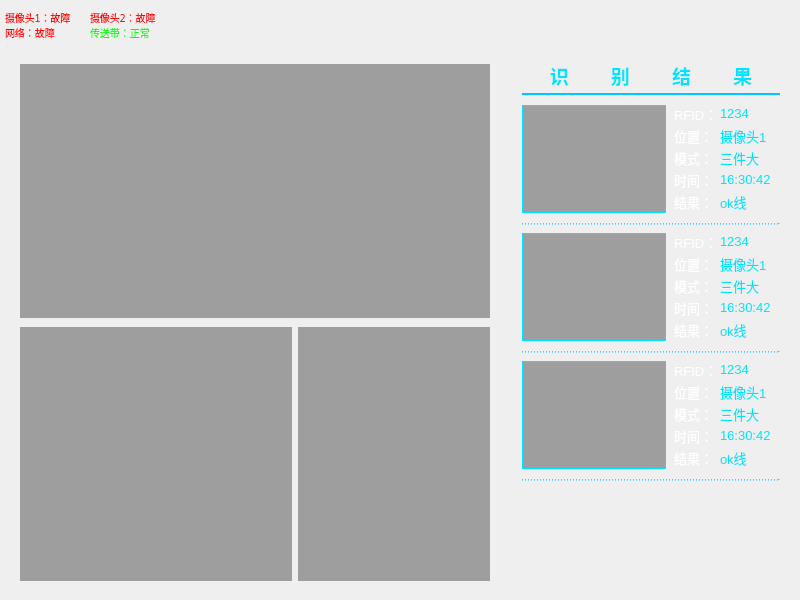
Above: ReviewBoxClient/mainwindow.ui from 17719543022/ReviewBoxClient before the change. Below: the same form after it.
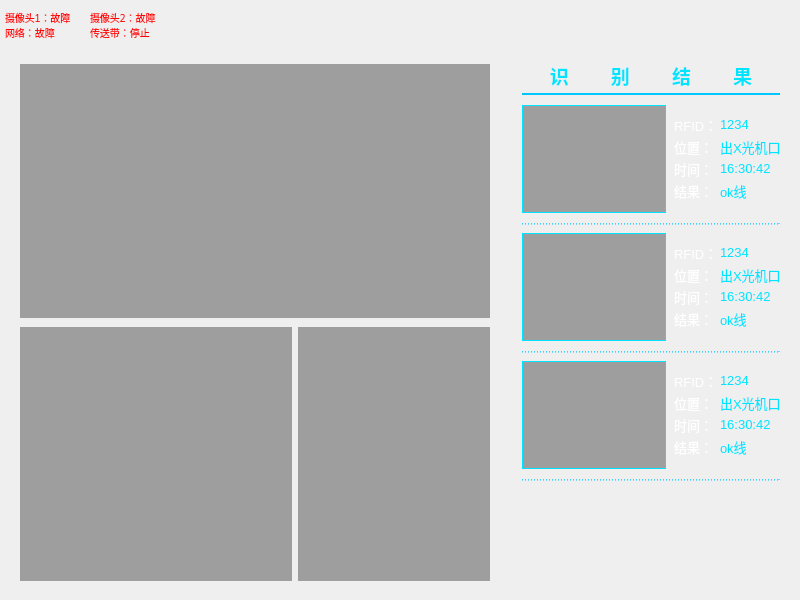
That is the form after the change. Icons and pictures are not drawn. Custom widgets are drawn as their Qt base class.

```diff
--- a/ReviewBoxClient/mainwindow.ui
+++ b/ReviewBoxClient/mainwindow.ui
@@ -175,7 +175,7 @@
       <property name="geometry">
        <rect>
         <x>164</x>
-        <y>0</y>
+        <y>11</y>
         <width>40</width>
         <height>17</height>
        </rect>
@@ -196,7 +196,7 @@
       <property name="geometry">
        <rect>
         <x>210</x>
-        <y>0</y>
+        <y>11</y>
         <width>60</width>
         <height>17</height>
        </rect>
@@ -217,7 +217,7 @@
       <property name="geometry">
        <rect>
         <x>164</x>
-        <y>22</y>
+        <y>33</y>
         <width>40</width>
         <height>17</height>
        </rect>
@@ -238,7 +238,7 @@
       <property name="geometry">
        <rect>
         <x>210</x>
-        <y>22</y>
+        <y>33</y>
         <width>60</width>
         <height>17</height>
        </rect>
@@ -252,14 +252,14 @@
        <string notr="true">color: rgb(0, 228, 255);</string>
       </property>
       <property name="text">
-       <string>摄像头1</string>
+       <string>出X光机口</string>
       </property>
      </widget>
      <widget class="QLabel" name="timeTitlelabel_1">
       <property name="geometry">
        <rect>
         <x>164</x>
-        <y>66</y>
+        <y>55</y>
         <width>40</width>
         <height>17</height>
        </rect>
@@ -280,7 +280,7 @@
       <property name="geometry">
        <rect>
         <x>210</x>
-        <y>66</y>
+        <y>55</y>
         <width>60</width>
         <height>17</height>
        </rect>
@@ -301,7 +301,7 @@
       <property name="geometry">
        <rect>
         <x>164</x>
-        <y>88</y>
+        <y>77</y>
         <width>40</width>
         <height>17</height>
        </rect>
@@ -322,7 +322,7 @@
       <property name="geometry">
        <rect>
         <x>210</x>
-        <y>88</y>
+        <y>77</y>
         <width>60</width>
         <height>17</height>
        </rect>
@@ -339,48 +339,6 @@
        <string>ok线</string>
       </property>
      </widget>
-     <widget class="QLabel" name="modeTitleLabel_1">
-      <property name="geometry">
-       <rect>
-        <x>164</x>
-        <y>44</y>
-        <width>40</width>
-        <height>17</height>
-       </rect>
-      </property>
-      <property name="font">
-       <font>
-        <pointsize>10</pointsize>
-       </font>
-      </property>
-      <property name="styleSheet">
-       <string notr="true">color: rgb(255, 255, 255);</string>
-      </property>
-      <property name="text">
-       <string>模式：</string>
-      </property>
-     </widget>
-     <widget class="QLabel" name="modeValueLabel_1">
-      <property name="geometry">
-       <rect>
-        <x>210</x>
-        <y>44</y>
-        <width>60</width>
-        <height>17</height>
-       </rect>
-      </property>
-      <property name="font">
-       <font>
-        <pointsize>10</pointsize>
-       </font>
-      </property>
-      <property name="styleSheet">
-       <string notr="true">color: rgb(0, 228, 255);</string>
-      </property>
-      <property name="text">
-       <string>三件大</string>
-      </property>
-     </widget>
     </widget>
     <widget class="QWidget" name="listWidget_2" native="true">
      <property name="geometry">
@@ -419,7 +377,7 @@
       <property name="geometry">
        <rect>
         <x>164</x>
-        <y>0</y>
+        <y>11</y>
         <width>40</width>
         <height>17</height>
        </rect>
@@ -440,7 +398,7 @@
       <property name="geometry">
        <rect>
         <x>210</x>
-        <y>0</y>
+        <y>11</y>
         <width>60</width>
         <height>17</height>
        </rect>
@@ -461,7 +419,7 @@
       <property name="geometry">
        <rect>
         <x>164</x>
-        <y>22</y>
+        <y>33</y>
         <width>40</width>
         <height>17</height>
        </rect>
@@ -482,7 +440,7 @@
       <property name="geometry">
        <rect>
         <x>210</x>
-        <y>22</y>
+        <y>33</y>
         <width>60</width>
         <height>17</height>
        </rect>
@@ -496,56 +454,14 @@
        <string notr="true">color: rgb(0, 228, 255);</string>
       </property>
       <property name="text">
-       <string>摄像头1</string>
-      </property>
-     </widget>
-     <widget class="QLabel" name="modeTitleLabel_2">
-      <property name="geometry">
-       <rect>
-        <x>164</x>
-        <y>44</y>
-        <width>40</width>
-        <height>17</height>
-       </rect>
-      </property>
-      <property name="font">
-       <font>
-        <pointsize>10</pointsize>
-       </font>
-      </property>
-      <property name="styleSheet">
-       <string notr="true">color: rgb(255, 255, 255);</string>
-      </property>
-      <property name="text">
-       <string>模式：</string>
-      </property>
-     </widget>
-     <widget class="QLabel" name="modeValueLabel_2">
-      <property name="geometry">
-       <rect>
-        <x>210</x>
-        <y>44</y>
-        <width>60</width>
-        <height>17</height>
-       </rect>
-      </property>
-      <property name="font">
-       <font>
-        <pointsize>10</pointsize>
-       </font>
-      </property>
-      <property name="styleSheet">
-       <string notr="true">color: rgb(0, 228, 255);</string>
-      </property>
-      <property name="text">
-       <string>三件大</string>
+       <string>出X光机口</string>
       </property>
      </widget>
      <widget class="QLabel" name="timeTitlelabel_2">
       <property name="geometry">
        <rect>
         <x>164</x>
-        <y>66</y>
+        <y>55</y>
         <width>40</width>
         <height>17</height>
        </rect>
@@ -566,7 +482,7 @@
       <property name="geometry">
        <rect>
         <x>210</x>
-        <y>66</y>
+        <y>55</y>
         <width>60</width>
         <height>17</height>
        </rect>
@@ -587,7 +503,7 @@
       <property name="geometry">
        <rect>
         <x>164</x>
-        <y>88</y>
+        <y>77</y>
         <width>40</width>
         <height>17</height>
        </rect>
@@ -608,7 +524,7 @@
       <property name="geometry">
        <rect>
         <x>210</x>
-        <y>88</y>
+        <y>77</y>
         <width>60</width>
         <height>17</height>
        </rect>
@@ -663,7 +579,7 @@
       <property name="geometry">
        <rect>
         <x>164</x>
-        <y>0</y>
+        <y>11</y>
         <width>40</width>
         <height>17</height>
        </rect>
@@ -684,7 +600,7 @@
       <property name="geometry">
        <rect>
         <x>210</x>
-        <y>0</y>
+        <y>11</y>
         <width>60</width>
         <height>17</height>
        </rect>
@@ -705,7 +621,7 @@
       <property name="geometry">
        <rect>
         <x>164</x>
-        <y>22</y>
+        <y>33</y>
         <width>40</width>
         <height>17</height>
        </rect>
@@ -726,7 +642,7 @@
       <property name="geometry">
        <rect>
         <x>210</x>
-        <y>22</y>
+        <y>33</y>
         <width>60</width>
         <height>17</height>
        </rect>
@@ -740,56 +656,14 @@
        <string notr="true">color: rgb(0, 228, 255);</string>
       </property>
       <property name="text">
-       <string>摄像头1</string>
-      </property>
-     </widget>
-     <widget class="QLabel" name="modeTitleLabel_3">
-      <property name="geometry">
-       <rect>
-        <x>164</x>
-        <y>44</y>
-        <width>40</width>
-        <height>17</height>
-       </rect>
-      </property>
-      <property name="font">
-       <font>
-        <pointsize>10</pointsize>
-       </font>
-      </property>
-      <property name="styleSheet">
-       <string notr="true">color: rgb(255, 255, 255);</string>
-      </property>
-      <property name="text">
-       <string>模式：</string>
-      </property>
-     </widget>
-     <widget class="QLabel" name="modeValueLabel_3">
-      <property name="geometry">
-       <rect>
-        <x>210</x>
-        <y>44</y>
-        <width>60</width>
-        <height>17</height>
-       </rect>
-      </property>
-      <property name="font">
-       <font>
-        <pointsize>10</pointsize>
-       </font>
-      </property>
-      <property name="styleSheet">
-       <string notr="true">color: rgb(0, 228, 255);</string>
-      </property>
-      <property name="text">
-       <string>三件大</string>
+       <string>出X光机口</string>
       </property>
      </widget>
      <widget class="QLabel" name="timeTitlelabel_3">
       <property name="geometry">
        <rect>
         <x>164</x>
-        <y>66</y>
+        <y>55</y>
         <width>40</width>
         <height>17</height>
        </rect>
@@ -810,7 +684,7 @@
       <property name="geometry">
        <rect>
         <x>210</x>
-        <y>66</y>
+        <y>55</y>
         <width>60</width>
         <height>17</height>
        </rect>
@@ -831,7 +705,7 @@
       <property name="geometry">
        <rect>
         <x>164</x>
-        <y>88</y>
+        <y>77</y>
         <width>40</width>
         <height>17</height>
        </rect>
@@ -852,7 +726,7 @@
       <property name="geometry">
        <rect>
         <x>210</x>
-        <y>88</y>
+        <y>77</y>
         <width>60</width>
         <height>17</height>
        </rect>
@@ -1026,10 +900,10 @@
      </rect>
     </property>
     <property name="styleSheet">
-     <string notr="true">font-family: &quot;Microsoft Yahei&quot;;font-size:10px;background:transparent;color:#00ff00;</string>
+     <string notr="true">font-family: &quot;Microsoft Yahei&quot;;font-size:10px;background:transparent;color:#ff0000;</string>
     </property>
     <property name="text">
-     <string>传送带：正常</string>
+     <string>传送带：停止</string>
     </property>
    </widget>
   </widget>
```
